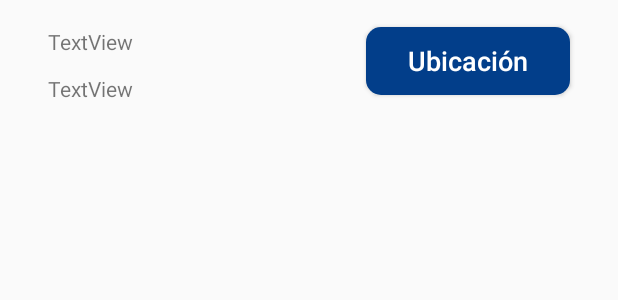
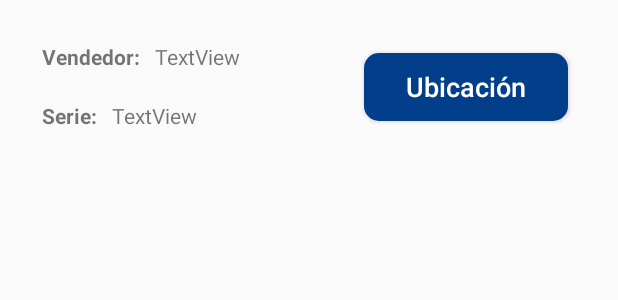
Before and after one commit to adiazpcenfo/LotterySmartApp, an Android app: the layout seller_list.xml on its own in the app's theme, with its tools: preview values and no code run, on a phone screen of 412 x 824 dp. Shown: the top 300 px of the screen. Run offline under Robolectric (Android 15) with nearby library versions, the phone set to English and light mode, and no system bars.

Commit message:
Update seller list style

```diff
--- a/app/src/main/java/com/mobile/lotterysmartapp/activity/SellerListAdapter.kt
+++ b/app/src/main/java/com/mobile/lotterysmartapp/activity/SellerListAdapter.kt
@@ -66,7 +66,7 @@ class SellerListAdapter(
                             userList.add(user)
 
                             name.text = user.name
-                            email.text = seller.userEmail
+                            email.text = seller.series
                         }
                     }
                 }
--- a/app/src/main/res/layout/seller_list.xml
+++ b/app/src/main/res/layout/seller_list.xml
@@ -9,38 +9,59 @@
         android:id="@+id/nameTextView"
         android:layout_width="wrap_content"
         android:layout_height="wrap_content"
-        android:layout_marginStart="32dp"
-        android:layout_marginTop="18dp"
+        android:layout_marginStart="10dp"
+        android:layout_marginTop="28dp"
         android:text="TextView"
-        app:layout_constraintEnd_toStartOf="@+id/buttonViewAddress"
-        app:layout_constraintHorizontal_bias="0.0"
-        app:layout_constraintStart_toStartOf="parent"
+        app:layout_constraintStart_toEndOf="@+id/textView9"
         app:layout_constraintTop_toTopOf="parent" />
 
     <TextView
         android:id="@+id/emailTextView"
         android:layout_width="wrap_content"
         android:layout_height="wrap_content"
-        android:layout_marginStart="32dp"
-        android:layout_marginTop="12dp"
-        android:layout_marginBottom="10dp"
+        android:layout_marginStart="10dp"
+        android:layout_marginTop="20dp"
         android:paddingBottom="18dp"
         android:text="TextView"
-        app:layout_constraintStart_toStartOf="parent"
+        app:layout_constraintStart_toEndOf="@+id/textView10"
         app:layout_constraintTop_toBottomOf="@+id/nameTextView" />
 
     <Button
         android:id="@+id/buttonViewAddress"
         android:layout_width="136dp"
         android:layout_height="45dp"
-        android:layout_marginTop="18dp"
-        android:layout_marginEnd="32dp"
+        android:layout_marginTop="35dp"
+        android:layout_marginEnd="24dp"
         android:background="@drawable/custom_search_seller_btn"
         android:text="Ubicación"
         android:textAllCaps="false"
         android:textColor="@android:color/white"
         android:textSize="18dp"
         app:layout_constraintEnd_toEndOf="parent"
+        app:layout_constraintHorizontal_bias="0.92"
+        app:layout_constraintStart_toEndOf="@+id/emailTextView"
         app:layout_constraintTop_toTopOf="parent"
         tools:ignore="MissingConstraints" />
+
+    <TextView
+        android:id="@+id/textView9"
+        android:layout_width="wrap_content"
+        android:layout_height="wrap_content"
+        android:layout_marginStart="28dp"
+        android:layout_marginTop="28dp"
+        android:text="Vendedor:"
+        android:textStyle="bold"
+        app:layout_constraintStart_toStartOf="parent"
+        app:layout_constraintTop_toTopOf="parent" />
+
+    <TextView
+        android:id="@+id/textView10"
+        android:layout_width="wrap_content"
+        android:layout_height="wrap_content"
+        android:layout_marginStart="28dp"
+        android:layout_marginTop="20dp"
+        android:text="Serie:"
+        android:textStyle="bold"
+        app:layout_constraintStart_toStartOf="parent"
+        app:layout_constraintTop_toBottomOf="@+id/textView9" />
 </androidx.constraintlayout.widget.ConstraintLayout>
```
